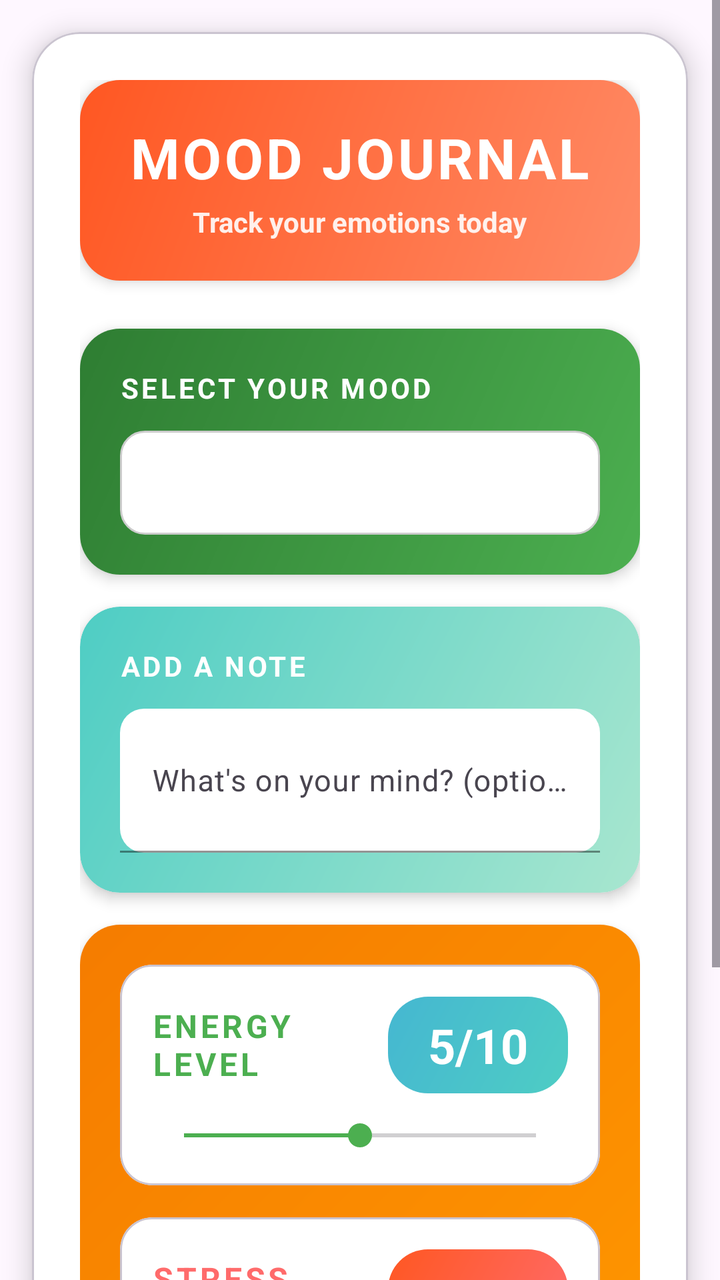
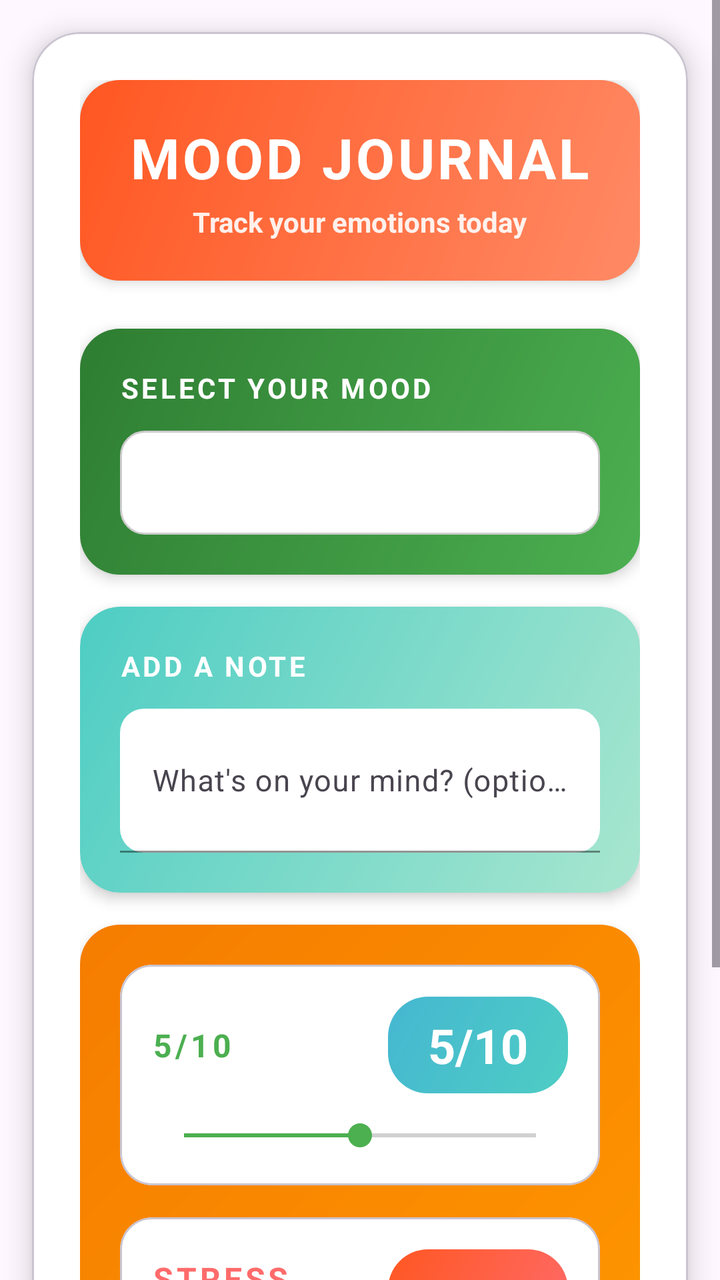

Before-and-after screenshots of an Android layout around one commit, followed by the original layout XML and the change that was made.
<!-- AndroidManifest.xml: application theme Theme.DailyDose -->
<!-- res/layout/dialog_add_mood.xml -->
<?xml version="1.0" encoding="utf-8"?>
<ScrollView xmlns:android="http://schemas.android.com/apk/res/android"
    xmlns:app="http://schemas.android.com/apk/res-auto"
    android:layout_width="match_parent"
    android:layout_height="wrap_content"
    android:fillViewport="true">

    <com.google.android.material.card.MaterialCardView
        android:layout_width="match_parent"
        android:layout_height="wrap_content"
        app:cardCornerRadius="24dp"
        app:cardElevation="8dp"
        android:layout_margin="16dp"
        app:cardBackgroundColor="@color/card_background">

        <LinearLayout
            android:layout_width="match_parent"
            android:layout_height="wrap_content"
            android:orientation="vertical"
            android:padding="24dp">

            
            <LinearLayout
                android:layout_width="match_parent"
                android:layout_height="wrap_content"
                android:orientation="vertical"
                android:gravity="center"
                android:background="@drawable/habit_personal_gradient"
                android:padding="20dp"
                android:layout_marginBottom="24dp"
                android:elevation="4dp">

                <TextView
                    android:layout_width="wrap_content"
                    android:layout_height="wrap_content"
                    android:text="MOOD JOURNAL"
                    android:textSize="28sp"
                    android:textStyle="bold"
                    android:textColor="@color/white"
                    android:letterSpacing="0.05"
                    android:layout_marginBottom="4dp" />

                <TextView
                    android:layout_width="wrap_content"
                    android:layout_height="wrap_content"
                    android:text="Track your emotions today"
                    android:textSize="14sp"
                    android:textStyle="bold"
                    android:textColor="@color/white"
                    android:alpha="0.9" />

            </LinearLayout>

            
            <com.google.android.material.card.MaterialCardView
                android:layout_width="match_parent"
                android:layout_height="wrap_content"
                android:layout_marginBottom="16dp"
                app:cardCornerRadius="20dp"
                app:cardElevation="4dp"
                app:strokeWidth="0dp"
                app:cardBackgroundColor="@color/white">

                <LinearLayout
                    android:layout_width="match_parent"
                    android:layout_height="wrap_content"
                    android:orientation="vertical"
                    android:padding="20dp"
                    android:background="@drawable/history_complete_gradient">

                    <TextView
                        android:layout_width="wrap_content"
                        android:layout_height="wrap_content"
                        android:text="SELECT YOUR MOOD"
                        android:textSize="14sp"
                        android:textStyle="bold"
                        android:textColor="@color/white"
                        android:letterSpacing="0.1"
                        android:layout_marginBottom="12dp" />

                    <Spinner
                        android:id="@+id/mood_spinner"
                        android:layout_width="match_parent"
                        android:layout_height="52dp"
                        android:background="@drawable/rounded_edittext_background"
                        android:padding="14dp"
                        android:spinnerMode="dropdown" />

                </LinearLayout>

            </com.google.android.material.card.MaterialCardView>

            
            <com.google.android.material.card.MaterialCardView
                android:layout_width="match_parent"
                android:layout_height="wrap_content"
                android:layout_marginBottom="16dp"
                app:cardCornerRadius="20dp"
                app:cardElevation="4dp"
                app:strokeWidth="0dp"
                app:cardBackgroundColor="@color/white">

                <LinearLayout
                    android:layout_width="match_parent"
                    android:layout_height="wrap_content"
                    android:orientation="vertical"
                    android:padding="20dp"
                    android:background="@drawable/habit_other_gradient">

                    <TextView
                        android:layout_width="wrap_content"
                        android:layout_height="wrap_content"
                        android:text="ADD A NOTE"
                        android:textSize="14sp"
                        android:textStyle="bold"
                        android:textColor="@color/white"
                        android:letterSpacing="0.1"
                        android:layout_marginBottom="12dp" />

                    <com.google.android.material.textfield.TextInputLayout
                        android:layout_width="match_parent"
                        android:layout_height="wrap_content"
                        android:hint="What's on your mind? (optional)"
                        app:boxBackgroundMode="filled"
                        app:boxBackgroundColor="@color/white"
                        app:boxStrokeColor="@color/white"
                        app:hintTextColor="@color/text_secondary"
                        app:boxCornerRadiusTopStart="12dp"
                        app:boxCornerRadiusTopEnd="12dp"
                        app:boxCornerRadiusBottomStart="12dp"
                        app:boxCornerRadiusBottomEnd="12dp">

                        <com.google.android.material.textfield.TextInputEditText
                            android:id="@+id/mood_note_input"
                            android:layout_width="match_parent"
                            android:layout_height="wrap_content"
                            android:inputType="textMultiLine"
                            android:maxLines="3"
                            android:minLines="2"
                            android:textColor="@color/text_primary"
                            android:textSize="15sp" />

                    </com.google.android.material.textfield.TextInputLayout>

                </LinearLayout>

            </com.google.android.material.card.MaterialCardView>

            
            <com.google.android.material.card.MaterialCardView
                android:layout_width="match_parent"
                android:layout_height="wrap_content"
                android:layout_marginBottom="24dp"
                app:cardCornerRadius="20dp"
                app:cardElevation="4dp"
                app:strokeWidth="0dp"
                app:cardBackgroundColor="@color/white">

                <LinearLayout
                    android:layout_width="match_parent"
                    android:layout_height="wrap_content"
                    android:orientation="vertical"
                    android:padding="20dp"
                    android:background="@drawable/history_partial_gradient">

                    
                    <com.google.android.material.card.MaterialCardView
                        android:layout_width="match_parent"
                        android:layout_height="wrap_content"
                        android:layout_marginBottom="16dp"
                        app:cardCornerRadius="16dp"
                        app:cardElevation="0dp"
                        app:cardBackgroundColor="@color/white">

                        <LinearLayout
                            android:layout_width="match_parent"
                            android:layout_height="wrap_content"
                            android:orientation="vertical"
                            android:padding="16dp">

                            <LinearLayout
                                android:layout_width="match_parent"
                                android:layout_height="wrap_content"
                                android:orientation="horizontal"
                                android:gravity="center_vertical"
                                android:layout_marginBottom="12dp">

                                <TextView
                                    android:layout_width="0dp"
                                    android:layout_height="wrap_content"
                                    android:layout_weight="1"
                                    android:text="ENERGY LEVEL"
                                    android:textSize="16sp"
                                    android:textStyle="bold"
                                    android:textColor="@color/success_color"
                                    android:letterSpacing="0.1" />

                                <TextView
                                    android:id="@+id/energy_text"
                                    android:layout_width="wrap_content"
                                    android:layout_height="wrap_content"
                                    android:text="5/10"
                                    android:textSize="24sp"
                                    android:textStyle="bold"
                                    android:textColor="@color/white"
                                    android:paddingHorizontal="20dp"
                                    android:paddingVertical="8dp"
                                    android:background="@drawable/habit_health_gradient" />

                            </LinearLayout>

                            <SeekBar
                                android:id="@+id/energy_seekbar"
                                android:layout_width="match_parent"
                                android:layout_height="wrap_content"
                                android:max="10"
                                android:progress="5"
                                android:progressTint="@color/success_color"
                                android:thumbTint="@color/success_color"
                                android:minHeight="8dp" />

                        </LinearLayout>

                    </com.google.android.material.card.MaterialCardView>

                    
                    <com.google.android.material.card.MaterialCardView
                        android:layout_width="match_parent"
                        android:layout_height="wrap_content"
                        app:cardCornerRadius="16dp"
                        app:cardElevation="0dp"
                        app:cardBackgroundColor="@color/white">

                        <LinearLayout
                            android:layout_width="match_parent"
                            android:layout_height="wrap_content"
                            android:orientation="vertical"
                            android:padding="16dp">

                            <LinearLayout
                                android:layout_width="match_parent"
                                android:layout_height="wrap_content"
                                android:orientation="horizontal"
                                android:gravity="center_vertical"
                                android:layout_marginBottom="12dp">

                                <TextView
                                    android:layout_width="0dp"
                                    android:layout_height="wrap_content"
                                    android:layout_weight="1"
                                    android:text="STRESS LEVEL"
                                    android:textSize="16sp"
                                    android:textStyle="bold"
                                    android:textColor="@color/accent_color"
                                    android:letterSpacing="0.1" />

                                <TextView
                                    android:id="@+id/stress_text"
                                    android:layout_width="wrap_content"
                                    android:layout_height="wrap_content"
                                    android:text="5/10"
                                    android:textSize="24sp"
                                    android:textStyle="bold"
                                    android:textColor="@color/white"
                                    android:paddingHorizontal="20dp"
                                    android:paddingVertical="8dp"
                                    android:background="@drawable/habit_fitness_gradient" />

                            </LinearLayout>

                            <SeekBar
                                android:id="@+id/stress_seekbar"
                                android:layout_width="match_parent"
                                android:layout_height="wrap_content"
                                android:max="10"
                                android:progress="5"
                                android:progressTint="@color/accent_color"
                                android:thumbTint="@color/accent_color"
                                android:minHeight="8dp" />

                        </LinearLayout>

                    </com.google.android.material.card.MaterialCardView>

                </LinearLayout>

            </com.google.android.material.card.MaterialCardView>

            
            <LinearLayout
                android:layout_width="match_parent"
                android:layout_height="wrap_content"
                android:orientation="horizontal"
                android:gravity="center">

                <com.google.android.material.button.MaterialButton
                    android:id="@+id/cancel_button"
                    android:layout_width="0dp"
                    android:layout_height="60dp"
                    android:layout_weight="1"
                    android:text="CANCEL"
                    android:textSize="16sp"
                    android:textStyle="bold"
                    android:letterSpacing="0.05"
                    android:textColor="@color/text_primary"
                    app:cornerRadius="16dp"
                    android:layout_marginEnd="8dp"
                    app:strokeWidth="2dp"
                    app:strokeColor="@color/text_secondary"
                    style="@style/Widget.Material3.Button.OutlinedButton" />

                <com.google.android.material.button.MaterialButton
                    android:id="@+id/save_button"
                    android:layout_width="0dp"
                    android:layout_height="60dp"
                    android:layout_weight="1"
                    android:text="SAVE MOOD"
                    android:textSize="16sp"
                    android:textStyle="bold"
                    android:letterSpacing="0.05"
                    android:textColor="@color/white"
                    app:cornerRadius="16dp"
                    android:layout_marginStart="8dp"
                    app:backgroundTint="@color/secondary_color" />

            </LinearLayout>

        </LinearLayout>

    </com.google.android.material.card.MaterialCardView>

</ScrollView>
<!-- resources referenced by this layout -->
<resources>
  <color name="accent_color">#FFFF6B6B</color>
  <color name="card_background">#FFFFFFFF</color>
  <color name="secondary_color">#FF4ECDC4</color>
  <color name="success_color">#4CAF50</color>
  <color name="text_primary">#FF212121</color>
  <color name="text_secondary">#FF757575</color>
  <color name="white">#FFFFFFFF</color>
  <!-- drawable habit_fitness_gradient (drawable) -->
  <?xml version="1.0" encoding="utf-8"?>
  <shape xmlns:android="http://schemas.android.com/apk/res/android">
      <gradient
          android:startColor="@color/habit_fitness"
          android:endColor="@color/gradient_end_red"
          android:angle="135" />
      <corners android:radius="20dp" />
  </shape>
  <!-- drawable habit_health_gradient (drawable) -->
  <?xml version="1.0" encoding="utf-8"?>
  <shape xmlns:android="http://schemas.android.com/apk/res/android">
      <gradient
          android:startColor="@color/habit_health"
          android:endColor="@color/gradient_end_teal"
          android:angle="135" />
      <corners android:radius="20dp" />
  </shape>
  <!-- drawable habit_other_gradient (drawable) -->
  <?xml version="1.0" encoding="utf-8"?>
  <shape xmlns:android="http://schemas.android.com/apk/res/android">
      <gradient
          android:startColor="@color/habit_other"
          android:endColor="@color/gradient_start_blue"
          android:angle="135" />
      <corners android:radius="20dp" />
  </shape>
  <!-- drawable habit_personal_gradient (drawable) -->
  <?xml version="1.0" encoding="utf-8"?>
  <shape xmlns:android="http://schemas.android.com/apk/res/android">
      <gradient
          android:startColor="@color/habit_personal"
          android:endColor="@color/gradient_end_red"
          android:angle="135" />
      <corners android:radius="20dp" />
  </shape>
  <!-- drawable history_complete_gradient (drawable) -->
  <?xml version="1.0" encoding="utf-8"?>
  <shape xmlns:android="http://schemas.android.com/apk/res/android"
      android:shape="rectangle">
      <gradient
          android:startColor="#4CAF50"
          android:endColor="#2E7D32"
          android:angle="135" />
      <corners android:radius="16dp" />
  </shape>
  <!-- drawable history_partial_gradient (drawable) -->
  <?xml version="1.0" encoding="utf-8"?>
  <shape xmlns:android="http://schemas.android.com/apk/res/android"
      android:shape="rectangle">
      <gradient
          android:startColor="#FF9800"
          android:endColor="#F57C00"
          android:angle="135" />
      <corners android:radius="16dp" />
  </shape>
  <!-- drawable rounded_edittext_background (drawable) -->
  <?xml version="1.0" encoding="utf-8"?>
  <shape xmlns:android="http://schemas.android.com/apk/res/android">
      <solid android:color="@color/white" />
      <corners android:radius="12dp" />
      <stroke android:width="1dp" android:color="@color/divider_color" />
  </shape>
  <style name="Theme.DailyDose" parent="Theme.Material3.DayNight.NoActionBar">
          <item name="colorPrimary">@color/teal_700</item>
          <item name="colorOnPrimary">@color/white</item>
      </style>
  <color name="habit_fitness">#FFFF6B6B</color>
  <color name="gradient_end_red">#FFFF5722</color>
  <color name="habit_health">#FF4ECDC4</color>
  <color name="gradient_end_teal">#FF45B7D1</color>
  <color name="habit_other">#FFA8E6CF</color>
  <color name="gradient_start_blue">#FF4ECDC4</color>
  <color name="habit_personal">#FFFF8A65</color>
  <color name="divider_color">#CCCCCC</color>
  <color name="teal_700">#018786</color>
</resources>

<!-- the commit's change to res/layout/dialog_add_mood.xml (unified diff, before → after) -->
@@ -33,7 +33,7 @@
                 <TextView
                     android:layout_width="wrap_content"
                     android:layout_height="wrap_content"
-                    android:text="MOOD JOURNAL"
+android:text="@string/mood_journal_label"
                     android:textSize="28sp"
                     android:textStyle="bold"
                     android:textColor="@color/white"
@@ -43,7 +43,7 @@
                 <TextView
                     android:layout_width="wrap_content"
                     android:layout_height="wrap_content"
-                    android:text="Track your emotions today"
+android:text="@string/track_emotions"
                     android:textSize="14sp"
                     android:textStyle="bold"
                     android:textColor="@color/white"
@@ -71,7 +71,7 @@
                     <TextView
                         android:layout_width="wrap_content"
                         android:layout_height="wrap_content"
-                        android:text="SELECT YOUR MOOD"
+android:text="@string/select_your_mood"
                         android:textSize="14sp"
                         android:textStyle="bold"
                         android:textColor="@color/white"
@@ -110,7 +110,7 @@
                     <TextView
                         android:layout_width="wrap_content"
                         android:layout_height="wrap_content"
-                        android:text="ADD A NOTE"
+android:text="@string/add_a_note"
                         android:textSize="14sp"
                         android:textStyle="bold"
                         android:textColor="@color/white"
@@ -120,7 +120,7 @@
                     <com.google.android.material.textfield.TextInputLayout
                         android:layout_width="match_parent"
                         android:layout_height="wrap_content"
-                        android:hint="What's on your mind? (optional)"
+android:hint="@string/note_hint"
                         app:boxBackgroundMode="filled"
                         app:boxBackgroundColor="@color/white"
                         app:boxStrokeColor="@color/white"
@@ -189,7 +189,7 @@
                                     android:layout_width="0dp"
                                     android:layout_height="wrap_content"
                                     android:layout_weight="1"
-                                    android:text="ENERGY LEVEL"
+android:text="@string/energy_level"
                                     android:textSize="16sp"
                                     android:textStyle="bold"
                                     android:textColor="@color/success_color"
@@ -199,7 +199,7 @@
                                     android:id="@+id/energy_text"
                                     android:layout_width="wrap_content"
                                     android:layout_height="wrap_content"
-                                    android:text="5/10"
+android:text="@string/energy_level"
                                     android:textSize="24sp"
                                     android:textStyle="bold"
                                     android:textColor="@color/white"
@@ -248,7 +248,7 @@
                                     android:layout_width="0dp"
                                     android:layout_height="wrap_content"
                                     android:layout_weight="1"
-                                    android:text="STRESS LEVEL"
+android:text="@string/stress_level"
                                     android:textSize="16sp"
                                     android:textStyle="bold"
                                     android:textColor="@color/accent_color"
@@ -258,7 +258,7 @@
                                     android:id="@+id/stress_text"
                                     android:layout_width="wrap_content"
                                     android:layout_height="wrap_content"
-                                    android:text="5/10"
+android:text="@string/energy_level"
                                     android:textSize="24sp"
                                     android:textStyle="bold"
                                     android:textColor="@color/white"
@@ -298,7 +298,7 @@
                     android:layout_width="0dp"
                     android:layout_height="60dp"
                     android:layout_weight="1"
-                    android:text="CANCEL"
+android:text="@string/cancel"
                     android:textSize="16sp"
                     android:textStyle="bold"
                     android:letterSpacing="0.05"
@@ -314,7 +314,7 @@
                     android:layout_width="0dp"
                     android:layout_height="60dp"
                     android:layout_weight="1"
-                    android:text="SAVE MOOD"
+android:text="@string/save_mood"
                     android:textSize="16sp"
                     android:textStyle="bold"
                     android:letterSpacing="0.05"
<!-- resource entries referenced after the edit -->
@@ -70,6 +70,15 @@
       <corners android:radius="12dp" />
       <stroke android:width="1dp" android:color="@color/divider_color" />
   </shape>
+  <string name="add_a_note">ADD A NOTE</string>
+  <string name="cancel">CANCEL</string>
+  <string name="energy_level">5/10</string>
+  <string name="mood_journal_label">MOOD JOURNAL</string>
+  <string name="note_hint">What\'s on your mind? (optional)</string>
+  <string name="save_mood">SAVE MOOD</string>
+  <string name="select_your_mood">SELECT YOUR MOOD</string>
+  <string name="stress_level">STRESS LEVEL</string>
+  <string name="track_emotions">Track your emotions today</string>
   <style name="Theme.DailyDose" parent="Theme.Material3.DayNight.NoActionBar">
           <item name="colorPrimary">@color/teal_700</item>
           <item name="colorOnPrimary">@color/white</item>
